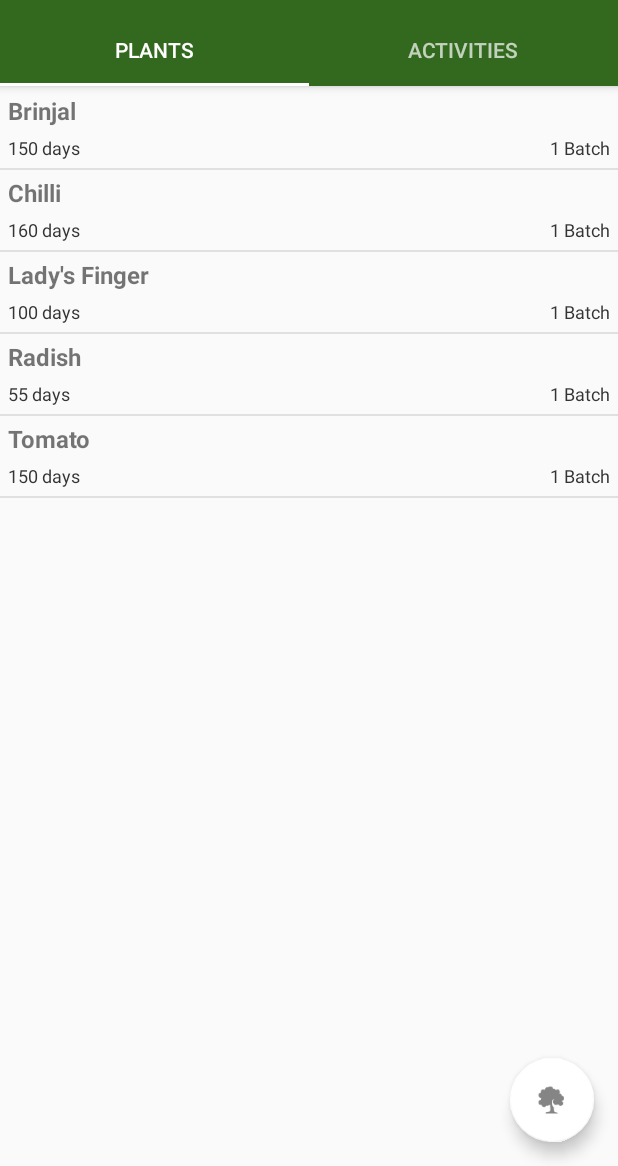
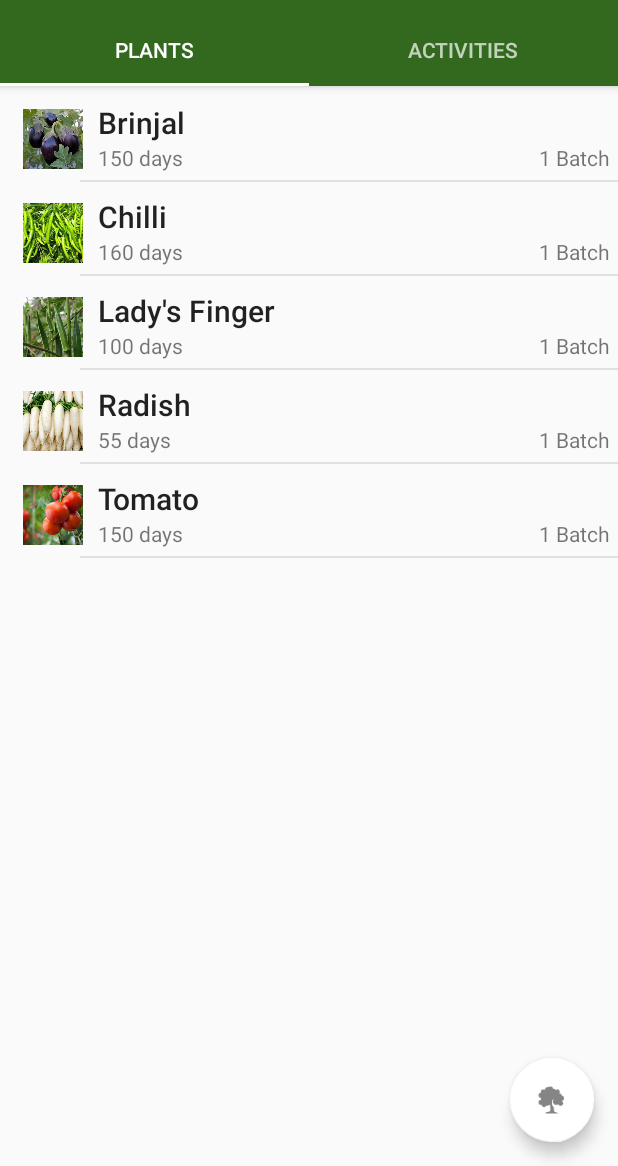
Before and after one commit to jmuthu/Poovali, an Android app: the screen it shows after launch (PlantListActivity), on a phone screen of 412 x 824 dp, the part 70-1236 px from its top. Run offline under Robolectric (Android 15) with nearby library versions, the phone set to English and light mode, and no system bars.

Commit message:
Added capability to set right images in all the activities, added image icon for plant list item and also changed font styles to material styles

```diff
--- a/app/src/main/java/org/onestraw/poovali/PlantContent.java
+++ b/app/src/main/java/org/onestraw/poovali/PlantContent.java
@@ -99,6 +99,7 @@ public class PlantContent {
         public final String soil;
         public final String sowingSeason;
         public final String seedTreatment;
+        public final String imageName;
         public final Integer cropDuration;
         //public final String spacingRequirements;
         //public final Map fertilizerSchedule;
@@ -110,7 +111,9 @@ public class PlantContent {
             this.sowingSeason = sowingSeason;
             this.seedTreatment = seedTreatment;
             this.cropDuration = cropDuration;
+            this.imageName = name.toLowerCase().replace(' ', '_').replaceAll("\\W", "");
         }
+
 
         @Override
         public String toString() {
--- a/app/src/main/java/org/onestraw/poovali/PlantDetailActivity.java
+++ b/app/src/main/java/org/onestraw/poovali/PlantDetailActivity.java
@@ -11,6 +11,7 @@ import android.support.v7.app.AppCompatActivity;
 import android.support.v7.widget.Toolbar;
 import android.view.MenuItem;
 import android.view.View;
+import android.widget.ImageView;
 import android.widget.TextView;
 
 public class PlantDetailActivity extends AppCompatActivity {
@@ -33,7 +34,10 @@ public class PlantDetailActivity extends AppCompatActivity {
         if (appBarLayout != null) {
             appBarLayout.setTitle(plant.name);
         }
-
+        ImageView imageBar = (ImageView) findViewById(R.id.image_id);
+        imageBar.setImageResource(getResources().getIdentifier(plant.imageName,
+                "drawable",
+                getPackageName()));
         TextView cropDuration = (TextView) findViewById(R.id.crop_duration);
         cropDuration.setText(plant.cropDuration.toString() + " days");
         TextView soil = (TextView) findViewById(R.id.soil);
--- a/app/src/main/java/org/onestraw/poovali/PlantsFragment.java
+++ b/app/src/main/java/org/onestraw/poovali/PlantsFragment.java
@@ -12,6 +12,7 @@ import android.support.v7.widget.RecyclerView;
 import android.view.LayoutInflater;
 import android.view.View;
 import android.view.ViewGroup;
+import android.widget.ImageView;
 import android.widget.TextView;
 
 import java.util.List;
@@ -66,9 +67,12 @@ public class PlantsFragment extends Fragment {
         @Override
         public void onBindViewHolder(final ViewHolder holder, int position) {
             holder.mItem = mValues.get(position);
-            holder.mNameView.setText(mValues.get(position).name);
-            holder.mContentView.setText(mValues.get(position).cropDuration + " days");
+            holder.mNameView.setText(holder.mItem.name);
+            holder.mContentView.setText(holder.mItem.cropDuration + " days");
 
+            holder.mIconView.setImageResource(getResources().getIdentifier(holder.mItem.imageName,
+                    "drawable",
+                    holder.mIconView.getContext().getPackageName()));
             holder.mView.setOnClickListener(new View.OnClickListener() {
                 @Override
                 public void onClick(View v) {
@@ -89,6 +93,7 @@ public class PlantsFragment extends Fragment {
             public final View mView;
             public final TextView mNameView;
             public final TextView mContentView;
+            public final ImageView mIconView;
             public PlantContent.Plant mItem;
 
             public ViewHolder(View view) {
@@ -96,6 +101,7 @@ public class PlantsFragment extends Fragment {
                 mView = view;
                 mNameView = (TextView) view.findViewById(R.id.name);
                 mContentView = (TextView) view.findViewById(R.id.content);
+                mIconView = (ImageView) view.findViewById(R.id.image_icon);
             }
 
             @Override
@@ -109,12 +115,12 @@ public class PlantsFragment extends Fragment {
         private Drawable mDivider;
 
         public SimpleDividerItemDecoration(Context context) {
-            mDivider = ContextCompat.getDrawable(context,R.drawable.line_divider);
+            mDivider = ContextCompat.getDrawable(context, R.drawable.line_divider);
         }
 
         @Override
         public void onDrawOver(Canvas c, RecyclerView parent, RecyclerView.State state) {
-            int left = parent.getPaddingLeft();
+            int left = parent.getPaddingLeft() + 80;
             int right = parent.getWidth() - parent.getPaddingRight();
 
             int childCount = parent.getChildCount();
--- a/app/src/main/res/layout/activity_plant_detail.xml
+++ b/app/src/main/res/layout/activity_plant_detail.xml
@@ -24,7 +24,7 @@
                 android:layout_width="match_parent"
                 android:layout_height="match_parent"
                 android:scaleType="centerCrop"
-                android:src="@drawable/tomatoes"
+                android:src="@drawable/tomato"
                 app:layout_collapseMode="parallax"
                 app:layout_collapseParallaxMultiplier="1" />
 
--- a/app/src/main/res/layout/plant_list_item.xml
+++ b/app/src/main/res/layout/plant_list_item.xml
@@ -28,31 +28,40 @@
     android:orientation="horizontal"
     android:padding="5dip">
 
+    <ImageView
+        android:id="@+id/image_icon"
+        android:layout_width="40dp"
+        android:layout_height="40dp"
+        android:layout_alignParentLeft="true"
+        android:layout_marginTop="10dip"
+        android:layout_marginRight="10dp"
+        android:layout_marginLeft="10dp"
+        android:scaleType="centerCrop"
+        android:src="@drawable/tomato"/>
+
     <TextView
         android:id="@+id/name"
         android:layout_width="wrap_content"
         android:layout_height="wrap_content"
-        android:textStyle="bold"
-        android:typeface="sans"
-        android:textSize="16sp" />
+        android:layout_marginTop="5dip"
+        android:layout_toRightOf="@id/image_icon"
+        style="@android:style/TextAppearance.Material.Title"/>
 
     <TextView
         android:id="@+id/content"
         android:layout_width="wrap_content"
         android:layout_height="wrap_content"
         android:layout_below="@id/name"
-        android:layout_marginTop="5dip"
-        android:textColor="#343434"
-        android:textSize="12sp" />
+        android:layout_toRightOf="@id/image_icon"
+        style="@android:style/TextAppearance.Material.Small"/>
 
     <TextView
         android:id="@+id/batches"
+        style="@android:style/TextAppearance.Material.Small"
         android:layout_width="wrap_content"
         android:layout_height="wrap_content"
         android:layout_alignBaseline="@+id/content"
         android:layout_alignBottom="@+id/content"
         android:layout_alignParentRight="true"
-        android:textColor="#343434"
-        android:textSize="12sp"
         android:text="1 Batch"/>
 </RelativeLayout>
--- a/app/src/main/res/values/styles.xml
+++ b/app/src/main/res/values/styles.xml
@@ -18,20 +18,19 @@
 
     <style name="AppTheme.PopupOverlay" parent="ThemeOverlay.AppCompat.Light" />
 
-    <style name="DetailName" parent="@android:style/TextAppearance.Medium">
+    <style name="DetailName" parent="@android:style/TextAppearance.Material.Subhead">
         <item name="android:layout_marginLeft">5sp</item>
         <item name="android:layout_marginStart">5sp</item>
         <item name="android:layout_marginTop">5sp</item>
         <item name="android:layout_width">fill_parent</item>
         <item name="android:layout_height">wrap_content</item>
-        <item name="android:typeface">monospace</item>
+
     </style>
-    <style name="DetailValue" parent="@android:style/TextAppearance.Small">
+    <style name="DetailValue" parent="@android:style/TextAppearance.Material.Small">
         <item name="android:layout_marginLeft">10sp</item>
         <item name="android:layout_marginStart">10sp</item>
         <item name="android:layout_marginTop">5sp</item>
         <item name="android:layout_width">fill_parent</item>
         <item name="android:layout_height">wrap_content</item>
-        <item name="android:typeface">monospace</item>
     </style>
 </resources>
```
Also changed, not shown: app/src/main/res/drawable/tomato.jpg (renamed from app/src/main/res/drawable/tomatoes.jpg).
